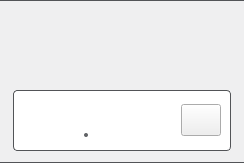
First picture: the form in src/MEGASync/transfers/gui/DuplicatedNodeDialogs/ui/DuplicatedNodeItem.ui, repository meganz/MEGAsync, before the edit.
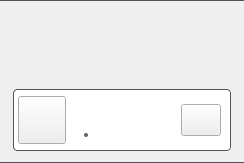
Second picture: the form after the edit. Custom widgets are drawn as their Qt base class.

```diff
--- a/src/MEGASync/transfers/gui/DuplicatedNodeDialogs/ui/DuplicatedNodeItem.ui
+++ b/src/MEGASync/transfers/gui/DuplicatedNodeDialogs/ui/DuplicatedNodeItem.ui
@@ -43,11 +43,6 @@
     color: #616366; /*colorToken.text-secondary*/
 }
 
-#lIcon
-{
-   background-color: transparent;
-}
-
 #point
 {
     border-radius: 2px;
@@ -65,12 +60,6 @@
   text-decoration: underline;
   color: #2C5BEB; /*colorToken.link-primary*/
 }
-
-#lDescription {
-font-family: Inter;
-color: #ff616366; /*colorToken.text-secondary*/
-}
-
 </string>
   </property>
   <property name="TOKENIZED" stdset="0">
@@ -225,7 +214,7 @@
           <number>4</number>
          </property>
          <item>
-          <widget class="QLabel" name="lIcon">
+          <widget class="IconLabel" name="lIcon">
            <property name="minimumSize">
             <size>
              <width>48</width>
@@ -241,6 +230,12 @@
            <property name="text">
             <string/>
            </property>
+           <property name="iconSize">
+            <size>
+             <width>48</width>
+             <height>48</height>
+            </size>
+           </property>
           </widget>
          </item>
          <item>
@@ -445,6 +440,11 @@
   </layout>
  </widget>
  <customwidgets>
+  <customwidget>
+   <class>IconLabel</class>
+   <extends>QToolButton</extends>
+   <header>TokenizableItems/IconLabel.h</header>
+  </customwidget>
   <customwidget>
    <class>WordWrapLabel</class>
    <extends>QLabel</extends>
```
Left out of the diff: 10 changed lines with no effect on the pictures.
